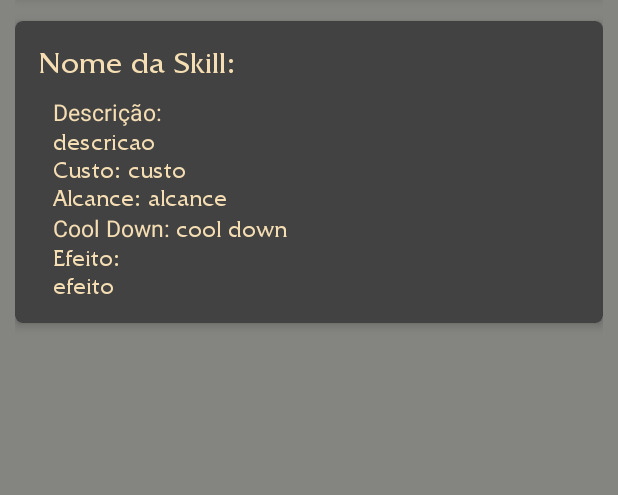
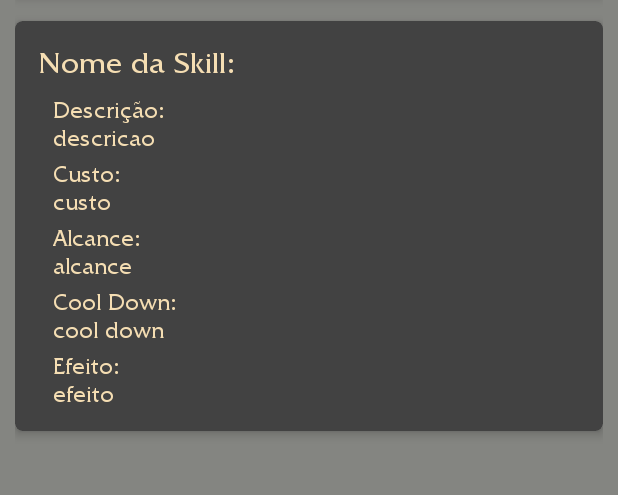
Before and after one commit to wellyogui/LolGuide, an Android app: the fragment HabilidadesFragment placed in its activity, on a phone screen of 412 x 824 dp, the part 225-720 px from its top. Run offline under Robolectric (Android 15) with nearby library versions, the phone set to English and light mode, and no system bars; our stand-ins replace AdMob, ButterKnife, Picasso; libraries missing offline, so code that uses them is left out: com.github.clans.fab, retrofit2.adapter.rxjava, rx.android.schedulers, rx.schedulers; plain views replace FloatingActionButton, FloatingActionMenu; pictures from the network do not load; 4 statements that could not run were skipped.

Commit message:
falta alterar as fontes das Strings

```diff
--- a/app/src/main/java/com/example/wellington/lolguide/view/ui/details/ChampionDetail.java
+++ b/app/src/main/java/com/example/wellington/lolguide/view/ui/details/ChampionDetail.java
@@ -92,7 +92,6 @@ public class ChampionDetail extends AppCompatActivity {
         tvTag.setTypeface(type);
         tvTitleChampion.setTypeface(type);
         tvTag.setTypeface(type);
-
 
         setSupportActionBar(toolbar);
         if (getSupportActionBar() != null) {
--- a/app/src/main/java/com/example/wellington/lolguide/view/ui/details/fragment/HabilidadesFragment.java
+++ b/app/src/main/java/com/example/wellington/lolguide/view/ui/details/fragment/HabilidadesFragment.java
@@ -52,6 +52,9 @@ public class HabilidadesFragment extends Fragment {
     TextView tvTitleEfeitoSkill;
     @Bind(R.id.tvSkillDetail)
     TextView tvSkillDetail;
+    @Bind(R.id.tvTitleDescricaoSkill)
+    TextView tvTittleDescricaoSkill;
+
 
 
     @Bind(R.id.ibSkill1)
@@ -116,6 +119,8 @@ public class HabilidadesFragment extends Fragment {
 
 
         Typeface type = Typeface.createFromAsset(getContext().getAssets(), "fonts/FrizQuadrata.ttf");
+
+        //region [TypeFace]
         tvNomeSkill.setTypeface(type);
         tvAlcance.setTypeface(type);
         tvCoolDownSkill.setTypeface(type);
@@ -126,6 +131,9 @@ public class HabilidadesFragment extends Fragment {
         tvTitleCustoSkill.setTypeface(type);
         tvTitleEfeitoSkill.setTypeface(type);
         tvSkillDetail.setTypeface(type);
+        TvTitleCoolDownSkill.setTypeface(type);
+        tvTittleDescricaoSkill.setTypeface(type);
+        //endregion
 
         return view;
 
--- a/app/src/main/java/com/example/wellington/lolguide/view/ui/details/fragment/TipsFragment.java
+++ b/app/src/main/java/com/example/wellington/lolguide/view/ui/details/fragment/TipsFragment.java
@@ -62,6 +62,8 @@ public class TipsFragment extends Fragment {
         Typeface type = Typeface.createFromAsset(getContext().getAssets(), "fonts/FrizQuadrata.ttf");
         tvAllyTittle.setTypeface(type);
         tvEnemyTittle.setTypeface(type);
+        tvAllyTips.setTypeface(type);
+        tvEnemyTips.setTypeface(type);
 
         return view;
     }
--- a/app/src/main/res/layout/fragment_habilidades.xml
+++ b/app/src/main/res/layout/fragment_habilidades.xml
@@ -31,16 +31,16 @@
                 <TextView
                     android:id="@+id/tvSkillDetail"
                     style="@style/fontTitleStyle"
-                    android:text="Skills: "
+                    android:paddingBottom="10dp"
                     android:paddingLeft="10dp"
-                    android:paddingBottom="10dp"/>
+                    android:text="Skills: " />
 
                 <LinearLayout
                     android:layout_width="match_parent"
                     android:layout_height="wrap_content"
-                    android:paddingTop="15dp"
+                    android:gravity="center_horizontal"
                     android:orientation="horizontal"
-                    android:gravity="center_horizontal">
+                    android:paddingTop="15dp">
 
 
                     <RelativeLayout
@@ -171,8 +171,7 @@
 
             <LinearLayout
                 android:layout_width="match_parent"
-                android:layout_height="match_parent"
-                >
+                android:layout_height="match_parent">
 
                 <LinearLayout
                     android:layout_width="match_parent"
@@ -182,8 +181,8 @@
                     <TextView
                         android:id="@+id/tvNomeSkill"
                         style="@style/fontTitleStyle"
-                        android:text="Nome da Skill: "
-                        android:paddingBottom="10dp"/>
+                        android:paddingBottom="10dp"
+                        android:text="Nome da Skill: " />
 
                     <LinearLayout
                         android:layout_width="wrap_content"
@@ -208,8 +207,8 @@
                         android:layout_width="wrap_content"
                         android:layout_height="wrap_content"
                         android:layout_marginLeft="10dp"
-
-                        android:orientation="horizontal">
+                        android:orientation="vertical"
+                        android:paddingTop="5dp">
 
                         <TextView
                             android:id="@+id/tvTitleCustoSkill"
@@ -228,12 +227,12 @@
                         android:layout_width="wrap_content"
                         android:layout_height="wrap_content"
                         android:layout_marginLeft="10dp"
-
-                        android:orientation="horizontal">
+                        android:orientation="vertical">
 
                         <TextView
                             android:id="@+id/tvTitleAlcanceSkill"
                             style="@style/fontSubTitle"
+                            android:paddingTop="5dp"
                             android:text="Alcance: " />
 
 
@@ -248,12 +247,12 @@
                         android:layout_width="wrap_content"
                         android:layout_height="wrap_content"
                         android:layout_marginLeft="10dp"
-
-                        android:orientation="horizontal">
+                        android:orientation="vertical">
 
                         <TextView
                             android:id="@+id/tvTitleCoolDownSkill"
                             style="@style/fontSubTitle"
+                            android:paddingTop="5dp"
                             android:text="Cool Down: " />
 
 
@@ -268,12 +267,12 @@
                         android:layout_width="wrap_content"
                         android:layout_height="wrap_content"
                         android:layout_marginLeft="10dp"
-
                         android:orientation="vertical">
 
                         <TextView
                             android:id="@+id/tvTitleEfeitoSkill"
                             style="@style/fontSubTitle"
+                            android:paddingTop="5dp"
                             android:text="Efeito: " />
 
 
--- a/build.gradle
+++ b/build.gradle
@@ -5,7 +5,7 @@ buildscript {
         jcenter()
     }
     dependencies {
-        classpath 'com.android.tools.build:gradle:2.3.0'
+        classpath 'com.android.tools.build:gradle:2.3.1'
         classpath 'com.google.gms:google-services:3.0.0'
 
         // NOTE: Do not place your application dependencies here; they belong
```
Also changed, not shown: app/src/main/java/com/example/wellington/lolguide/view/ui/details/fragment/OverViewFragment.java (+40 -22 lines), app/src/main/res/layout/fragment_over_view.xml (+11 -0 lines).
